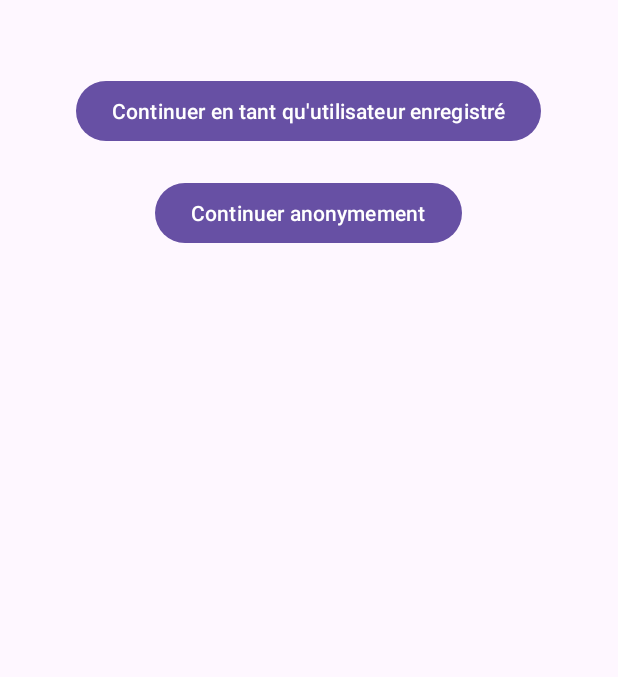
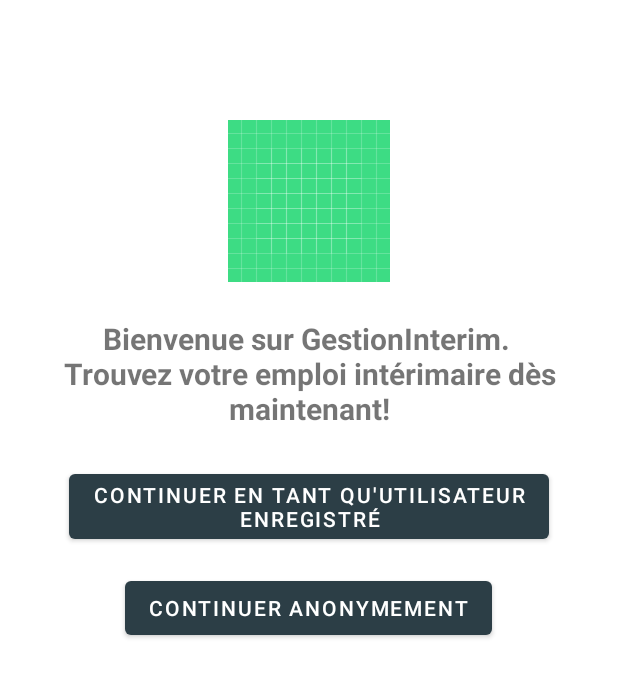
Before and after one commit to Bilalbsd/GestionInterim, an Android app: the screen it shows after launch (MainActivity), on a phone screen of 412 x 824 dp. Shown: the top 677 px of the screen. Run offline under Robolectric (Android 15) with nearby library versions, the phone set to English and light mode, and no system bars.

Commit message:
small changes

```diff
--- a/app/build.gradle.kts
+++ b/app/build.gradle.kts
@@ -52,6 +52,7 @@ dependencies {
     implementation(libs.firebase.firestore.ktx)
     implementation(libs.firebase.auth.ktx)
     implementation(libs.play.services.maps)
+    implementation(libs.play.services.location)
     testImplementation(libs.junit)
     androidTestImplementation(libs.androidx.junit)
     androidTestImplementation(libs.androidx.espresso.core)
--- a/app/src/main/AndroidManifest.xml
+++ b/app/src/main/AndroidManifest.xml
@@ -2,7 +2,8 @@
 <manifest xmlns:android="http://schemas.android.com/apk/res/android"
     xmlns:tools="http://schemas.android.com/tools">
 
-
+    <uses-permission android:name="android.permission.ACCESS_FINE_LOCATION"
+        tools:ignore="CoarseFineLocation" />
 
     <application
         android:allowBackup="true"
@@ -13,7 +14,7 @@
         android:label="@string/app_name"
         android:roundIcon="@mipmap/ic_launcher_round"
         android:supportsRtl="true"
-        android:theme="@style/Theme.GestionInterim"
+        android:theme="@style/AppTheme"
         tools:targetApi="31">
         <meta-data
             android:name="com.google.android.geo.API_KEY"
--- a/app/src/main/java/com/example/gestioninterim/userAnonyme/MainAnonymeActivity.kt
+++ b/app/src/main/java/com/example/gestioninterim/userAnonyme/MainAnonymeActivity.kt
@@ -1,5 +1,4 @@
 package com.example.gestioninterim.userAnonyme
-
 import android.annotation.SuppressLint
 import android.content.Intent
 import android.os.Bundle
--- a/app/src/main/java/com/example/gestioninterim/userAnonyme/SearchJobFragment.kt
+++ b/app/src/main/java/com/example/gestioninterim/userAnonyme/SearchJobFragment.kt
@@ -14,7 +14,6 @@ import androidx.recyclerview.widget.RecyclerView
 import com.example.gestioninterim.R
 import com.example.gestioninterim.adapters.OffersAdapter
 import com.example.gestioninterim.models.OfferModel
-import com.example.gestioninterim.models.UserModel
 import com.google.firebase.auth.FirebaseAuth
 import com.google.firebase.database.*
 
@@ -141,7 +140,6 @@ class SearchJobFragment : Fragment(), OffersAdapter.OnOfferClickListener {
         })
     }
 
-
     private fun searchJob(jobTarget: String, location: String, period: String) {
         val query: Query = databaseReference.orderByChild("jobTarget").equalTo(jobTarget)
         query.addValueEventListener(object : ValueEventListener {
--- a/app/src/main/res/layout/activity_main.xml
+++ b/app/src/main/res/layout/activity_main.xml
@@ -1,15 +1,37 @@
 <?xml version="1.0" encoding="utf-8"?>
 <RelativeLayout xmlns:android="http://schemas.android.com/apk/res/android"
     android:layout_width="match_parent"
-    android:layout_height="match_parent">
+    android:layout_height="match_parent"
+    android:padding="16dp">
+
+    <ImageView
+        android:id="@+id/appLogoImageView"
+        android:layout_width="wrap_content"
+        android:layout_height="wrap_content"
+        android:src="@drawable/ic_launcher_background"
+        android:layout_centerHorizontal="true"
+        android:layout_marginTop="64dp"/>
+
+    <TextView
+        android:id="@+id/appDescriptionTextView"
+        android:layout_width="wrap_content"
+        android:layout_height="wrap_content"
+        android:text="Bienvenue sur GestionInterim. \nTrouvez votre emploi intérimaire dès maintenant!"
+        android:textSize="20sp"
+        android:textStyle="bold"
+        android:textAlignment="center"
+        android:layout_below="@id/appLogoImageView"
+        android:layout_centerHorizontal="true"
+        android:layout_marginTop="24dp"/>
 
     <Button
         android:id="@+id/continueRegisteredButton"
         android:layout_width="wrap_content"
         android:layout_height="wrap_content"
         android:text="Continuer en tant qu'utilisateur enregistré"
+        android:layout_below="@id/appDescriptionTextView"
         android:layout_centerHorizontal="true"
-        android:layout_marginTop="50dp" />
+        android:layout_marginTop="24dp"/>
 
     <Button
         android:id="@+id/continueAnonymouslyButton"
@@ -18,6 +40,6 @@
         android:text="Continuer anonymement"
         android:layout_below="@id/continueRegisteredButton"
         android:layout_centerHorizontal="true"
-        android:layout_marginTop="20dp" />
+        android:layout_marginTop="16dp"/>
 
 </RelativeLayout>
--- a/app/src/main/res/values/colors.xml
+++ b/app/src/main/res/values/colors.xml
@@ -1,5 +1,13 @@
-<?xml version="1.0" encoding="utf-8"?>
+<!-- res/values/styles.xml -->
 <resources>
-    <color name="black">#FF000000</color>
-    <color name="white">#FFFFFFFF</color>
+
+    <!-- Base application theme -->
+    <style name="AppTheme" parent="Theme.MaterialComponents.Light.NoActionBar">
+        <!-- Customize your theme here -->
+        <item name="colorPrimary">@color/primaryColor</item>
+        <item name="colorPrimaryDark">@color/primaryDarkColor</item>
+        <item name="colorAccent">@color/accentColor</item>
+        <!-- Add more customized colors here -->
+    </style>
+
 </resources>
--- a/app/src/main/res/values/strings.xml
+++ b/app/src/main/res/values/strings.xml
@@ -6,4 +6,10 @@
     <string name="search">Rechercher</string>
     <string name="my_offers_only">Mes annonces uniquement</string>
     <string name="select_period">Sélectionner la période</string>
+
+    <color name="primaryColor">#2C3E46</color> <!-- Bleu-gris foncé -->
+    <color name="primaryDarkColor">#455A64</color> <!-- Gris foncé -->
+    <color name="accentColor">#FF7043</color> <!-- Orange doux -->
+
+
 </resources>
--- a/gradle/libs.versions.toml
+++ b/gradle/libs.versions.toml
@@ -15,6 +15,7 @@ firebaseFirestoreKtx = "24.11.0"
 firebaseAuthKtx = "22.3.1"
 materialVersion = "1.4.0"
 playServicesMaps = "18.2.0"
+playServicesLocation = "21.2.0"
 
 [libraries]
 androidx-core-ktx = { group = "androidx.core", name = "core-ktx", version.ref = "coreKtx" }
@@ -31,6 +32,7 @@ firebase-firestore-ktx = { group = "com.google.firebase", name = "firebase-fires
 firebase-auth-ktx = { group = "com.google.firebase", name = "firebase-auth-ktx", version.ref = "firebaseAuthKtx" }
 material-v140 = { module = "com.google.android.material:material", version.ref = "materialVersion" }
 play-services-maps = { group = "com.google.android.gms", name = "play-services-maps", version.ref = "playServicesMaps" }
+play-services-location = { group = "com.google.android.gms", name = "play-services-location", version.ref = "playServicesLocation" }
 
 [plugins]
 androidApplication = { id = "com.android.application", version.ref = "agp" }
```
Also changed, not shown: app/src/main/java/com/example/gestioninterim/adapters/OffersAdapter.kt (+4 -4 lines), app/src/main/java/com/example/gestioninterim/userAnonyme/ListOffersFragment.kt (+46 -1 lines), app/src/main/res/layout/fragment_list_offers.xml (+14 -1 lines), app/src/main/res/layout/fragment_offer_detail.xml (+9 -0 lines), app/src/main/res/layout/fragment_search_job.xml (+18 -4 lines), app/src/main/res/layout/offer_item.xml (+23 -31 lines).
